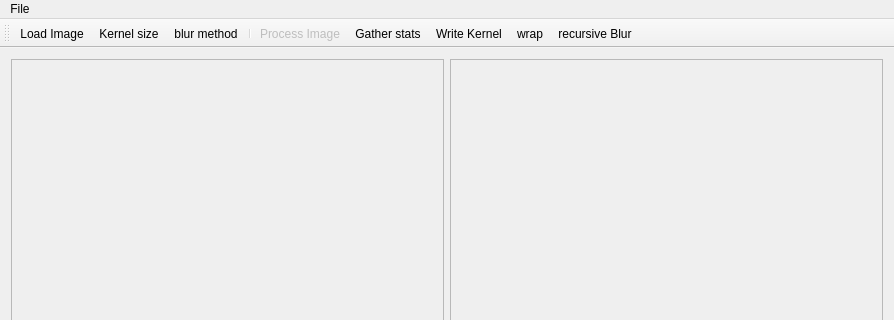
This is GaussianSmooth/mainwindow.ui in gosom/img-proc-p2 as Qt 5 draws it before an edit; both pictures show x 0 to 894 and y 0 to 320 of the 894 by 585 pixel window. The edited form follows.
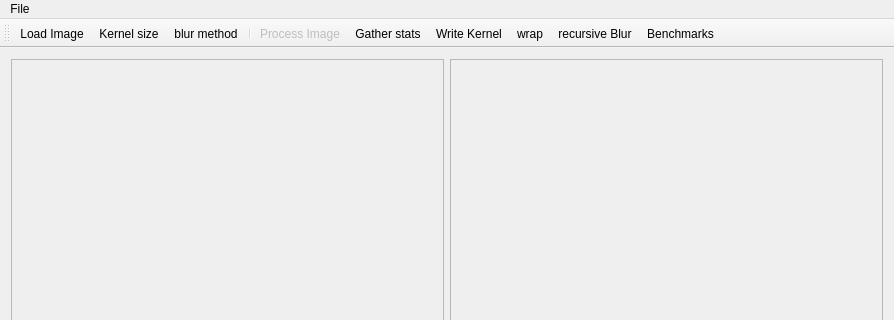
This is the edited form.

Commit message: added benchmarks and stats

```diff
--- a/GaussianSmooth/mainwindow.ui
+++ b/GaussianSmooth/mainwindow.ui
@@ -104,6 +104,7 @@
    <addaction name="actionWrite_Kernel"/>
    <addaction name="actionWrap"/>
    <addaction name="actionRecursive_Blur"/>
+   <addaction name="actionBenchmarks"/>
   </widget>
   <action name="actionLoad_Image">
    <property name="text">
@@ -151,6 +152,11 @@
     <string>recursive Blur</string>
    </property>
   </action>
+  <action name="actionBenchmarks">
+   <property name="text">
+    <string>Benchmarks</string>
+   </property>
+  </action>
  </widget>
  <layoutdefault spacing="6" margin="11"/>
  <resources/>
```
The commit also changes 9 other files.
